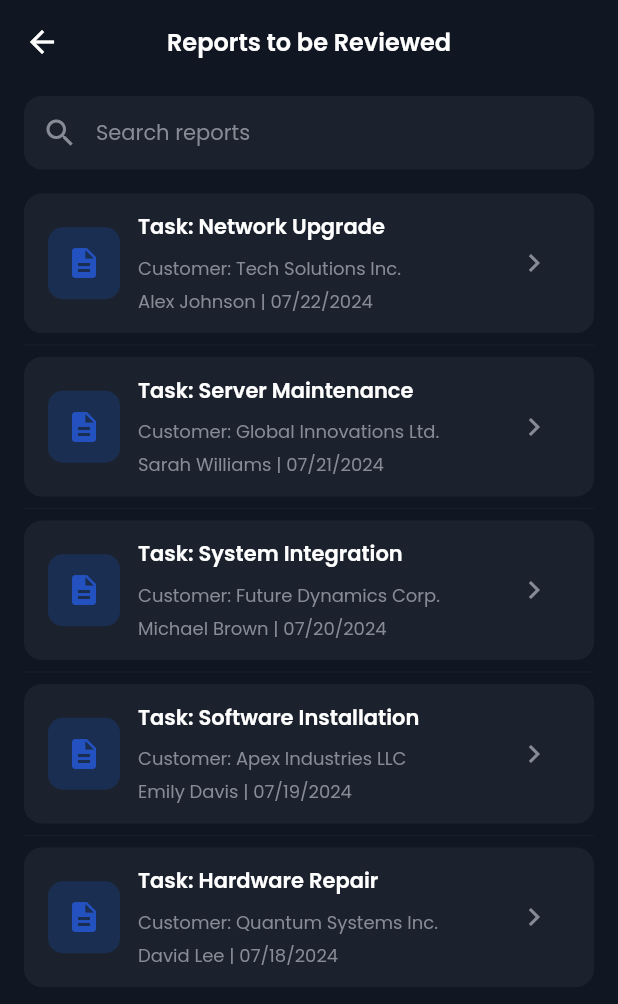
After one commit to htetwai18/sync_pro_project, a Flutter app: the ReportsReviewScreen screen opened directly, on a phone screen of 412 x 824 dp. The commit adds this screen. Shown: the top 1004 px of the screen. Run offline on Flutter 3.47's test engine with Material 3 defaults, Android fonts, the phone set to English and light mode, and no system bars; our stand-ins replace google_fonts, page_transition.

Commit message:
report list

```diff
--- a/lib/config/app_string.dart
+++ b/lib/config/app_string.dart
@@ -1,6 +1,8 @@
 class AppString {
   static const String approvalQueue = "Approval Queue";
   static const String approvalDetails = "Approval Details";
+  static const String reportsToBeReviewed = "Reports to be Reviewed";
+  static const String searchReports = "Search reports";
 
   static const String customerSubmission = "Customer Submission";
   static const String buildingName = "Building Name";
@@ -14,4 +16,5 @@ class AppString {
   static const String submittedBy = "Submitted by";
   static const String approve = "Approve";
   static const String reject = "Reject";
+  static const String customer = "Customer";
 }
--- a/lib/config/measurement.dart
+++ b/lib/config/measurement.dart
@@ -30,4 +30,7 @@ class Measurement {
   static const generalSize24 = 24.0;
   static const generalSize26 = 26.0;
   static const generalSize28 = 28.0;
+
+  ///big
+  static const generalSize48 = 48.0;
 }
--- /dev/null
+++ b/lib/presentation/admin/display_models/report_item_display_model.dart
@@ -0,0 +1,55 @@
+import 'package:flutter/material.dart';
+
+class ReportItemDisplayModel {
+  final String title;
+  final String customer;
+  final String author;
+  final String date; // ISO-like string for now
+  final IconData icon;
+
+  const ReportItemDisplayModel({
+    required this.title,
+    required this.customer,
+    required this.author,
+    required this.date,
+    required this.icon,
+  });
+}
+
+const List<ReportItemDisplayModel> mockReports = [
+  ReportItemDisplayModel(
+    title: 'Task: Network Upgrade',
+    customer: 'Tech Solutions Inc.',
+    author: 'Alex Johnson',
+    date: '07/22/2024',
+    icon: Icons.description,
+  ),
+  ReportItemDisplayModel(
+    title: 'Task: Server Maintenance',
+    customer: 'Global Innovations Ltd.',
+    author: 'Sarah Williams',
+    date: '07/21/2024',
+    icon: Icons.description,
+  ),
+  ReportItemDisplayModel(
+    title: 'Task: System Integration',
+    customer: 'Future Dynamics Corp.',
+    author: 'Michael Brown',
+    date: '07/20/2024',
+    icon: Icons.description,
+  ),
+  ReportItemDisplayModel(
+    title: 'Task: Software Installation',
+    customer: 'Apex Industries LLC',
+    author: 'Emily Davis',
+    date: '07/19/2024',
+    icon: Icons.description,
+  ),
+  ReportItemDisplayModel(
+    title: 'Task: Hardware Repair',
+    customer: 'Quantum Systems Inc.',
+    author: 'David Lee',
+    date: '07/18/2024',
+    icon: Icons.description,
+  ),
+];
--- a/lib/presentation/admin/screen/approval_queue_screen.dart
+++ b/lib/presentation/admin/screen/approval_queue_screen.dart
@@ -5,6 +5,8 @@ import 'package:sync_pro/config/extension.dart';
 import 'package:sync_pro/config/measurement.dart';
 import 'package:sync_pro/presentation/admin/display_models/approval_item_display_model.dart';
 import 'package:sync_pro/presentation/admin/widgets/approval_list_item.dart';
+import 'package:sync_pro/config/routing.dart';
+import 'package:sync_pro/presentation/admin/screen/reports_review_screen.dart';
 
 /// The main screen widget
 class ApprovalQueueScreen extends StatelessWidget {
@@ -25,6 +27,14 @@ class ApprovalQueueScreen extends StatelessWidget {
         ),
         title: const Text(AppString.approvalQueue).largeBold(AppColor.white),
         centerTitle: true,
+        actions: [
+          IconButton(
+            icon: const Icon(Icons.article, color: AppColor.white),
+            onPressed: () {
+              Routing.transition(context, const ReportsReviewScreen());
+            },
+          ),
+        ],
       ),
       body: ListView.builder(
         padding: Measurement.generalSize16.horizontalIsToVertical,
--- /dev/null
+++ b/lib/presentation/admin/screen/reports_review_screen.dart
@@ -0,0 +1,97 @@
+import 'package:flutter/material.dart';
+import 'package:sync_pro/config/app_color.dart';
+import 'package:sync_pro/config/app_string.dart';
+import 'package:sync_pro/config/extension.dart';
+import 'package:sync_pro/config/measurement.dart';
+import 'package:sync_pro/presentation/admin/display_models/report_item_display_model.dart';
+import 'package:sync_pro/presentation/admin/widgets/report_list_item.dart';
+
+class ReportsReviewScreen extends StatefulWidget {
+  const ReportsReviewScreen({super.key});
+
+  @override
+  State<ReportsReviewScreen> createState() => _ReportsReviewScreenState();
+}
+
+class _ReportsReviewScreenState extends State<ReportsReviewScreen> {
+  final TextEditingController _searchController = TextEditingController();
+  String _query = '';
+
+  @override
+  void dispose() {
+    _searchController.dispose();
+    super.dispose();
+  }
+
+  @override
+  Widget build(BuildContext context) {
+    final List<ReportItemDisplayModel> filtered = mockReports
+        .where((e) =>
+            e.title.toLowerCase().contains(_query.toLowerCase()) ||
+            e.customer.toLowerCase().contains(_query.toLowerCase()) ||
+            e.author.toLowerCase().contains(_query.toLowerCase()))
+        .toList();
+
+    return Scaffold(
+      backgroundColor: AppColor.background,
+      appBar: AppBar(
+        backgroundColor: AppColor.background,
+        elevation: Measurement.generalSize0,
+        leading: IconButton(
+          icon: const Icon(Icons.arrow_back, color: AppColor.white),
+          onPressed: () => Navigator.of(context).pop(),
+        ),
+        title:
+            const Text(AppString.reportsToBeReviewed).largeBold(AppColor.white),
+        centerTitle: true,
+      ),
+      body: Column(
+        children: [
+          Padding(
+            padding: Measurement.generalSize16.horizontalIsToVertical,
+            child: Container(
+              decoration: BoxDecoration(
+                color: AppColor.blueField,
+                borderRadius: Measurement.generalSize12.allRadius,
+              ),
+              child: TextField(
+                controller: _searchController,
+                style: Measurement.mediumFont
+                    .textStyle(AppColor.white, Measurement.font400),
+                decoration: InputDecoration(
+                  hintText: AppString.searchReports,
+                  hintStyle: Measurement.mediumFont
+                      .textStyle(AppColor.grey, Measurement.font400),
+                  prefixIcon: const Icon(Icons.search, color: AppColor.grey),
+                  border: InputBorder.none,
+                  contentPadding: const EdgeInsets.symmetric(
+                    horizontal: Measurement.generalSize16,
+                    vertical: Measurement.generalSize14,
+                  ),
+                ),
+                onChanged: (v) => setState(() => _query = v),
+              ),
+            ),
+          ),
+          Expanded(
+            child: ListView.separated(
+              padding: Measurement.generalSize16.horizontalIsToVertical,
+              itemCount: filtered.length,
+              separatorBuilder: (_, __) => Divider(
+                height: Measurement.generalSize16,
+                color: AppColor.greyPercentCircle.withOpacity(0.2),
+              ),
+              itemBuilder: (context, index) {
+                final item = filtered[index];
+                return ReportListItem(
+                  item: item,
+                  onTap: () {},
+                );
+              },
+            ),
+          ),
+        ],
+      ),
+    );
+  }
+}
--- /dev/null
+++ b/lib/presentation/admin/widgets/report_list_item.dart
@@ -0,0 +1,70 @@
+import 'package:flutter/material.dart';
+import 'package:sync_pro/config/app_color.dart';
+import 'package:sync_pro/config/app_string.dart';
+import 'package:sync_pro/config/extension.dart';
+import 'package:sync_pro/config/measurement.dart';
+import 'package:sync_pro/presentation/admin/display_models/report_item_display_model.dart';
+
+class ReportListItem extends StatelessWidget {
+  final ReportItemDisplayModel item;
+  final VoidCallback? onTap;
+
+  const ReportListItem({super.key, required this.item, this.onTap});
+
+  @override
+  Widget build(BuildContext context) {
+    return Container(
+      padding: const EdgeInsets.symmetric(
+        horizontal: Measurement.generalSize16,
+        vertical: Measurement.generalSize12,
+      ),
+      decoration: BoxDecoration(
+        color: AppColor.blueField,
+        borderRadius: Measurement.generalSize12.allRadius,
+      ),
+      child: Row(
+        children: [
+          Container(
+            width: Measurement.generalSize48,
+            height: Measurement.generalSize48,
+            decoration: BoxDecoration(
+              color: AppColor.blueStatusOuter,
+              borderRadius: Measurement.generalSize10.allRadius,
+            ),
+            child:
+                const Icon(Icons.description, color: AppColor.blueStatusInner),
+          ),
+          Measurement.generalSize12.width,
+          Expanded(
+            child: Column(
+              crossAxisAlignment: CrossAxisAlignment.start,
+              children: [
+                Text(item.title).mediumBold(AppColor.white),
+                Measurement.generalSize8.height,
+                Row(
+                  children: [
+                    Expanded(
+                      child: Text(
+                        '${AppString.customer}: ${item.customer}',
+                        overflow: TextOverflow.ellipsis,
+                      ).smallNormal(AppColor.grey),
+                    ),
+                  ],
+                ),
+                Measurement.generalSize4.height,
+                Text(
+                  '${item.author} | ${item.date}',
+                  overflow: TextOverflow.ellipsis,
+                ).smallNormal(AppColor.grey),
+              ],
+            ),
+          ),
+          IconButton(
+            onPressed: onTap,
+            icon: const Icon(Icons.chevron_right, color: AppColor.grey),
+          ),
+        ],
+      ),
+    );
+  }
+}
```
